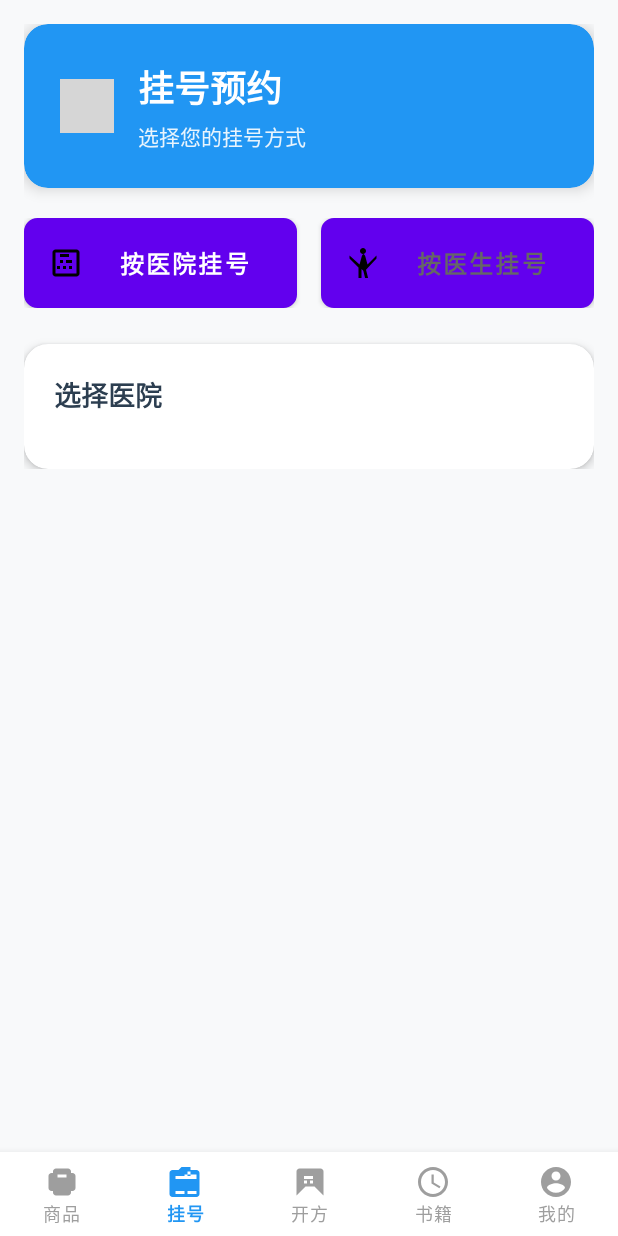
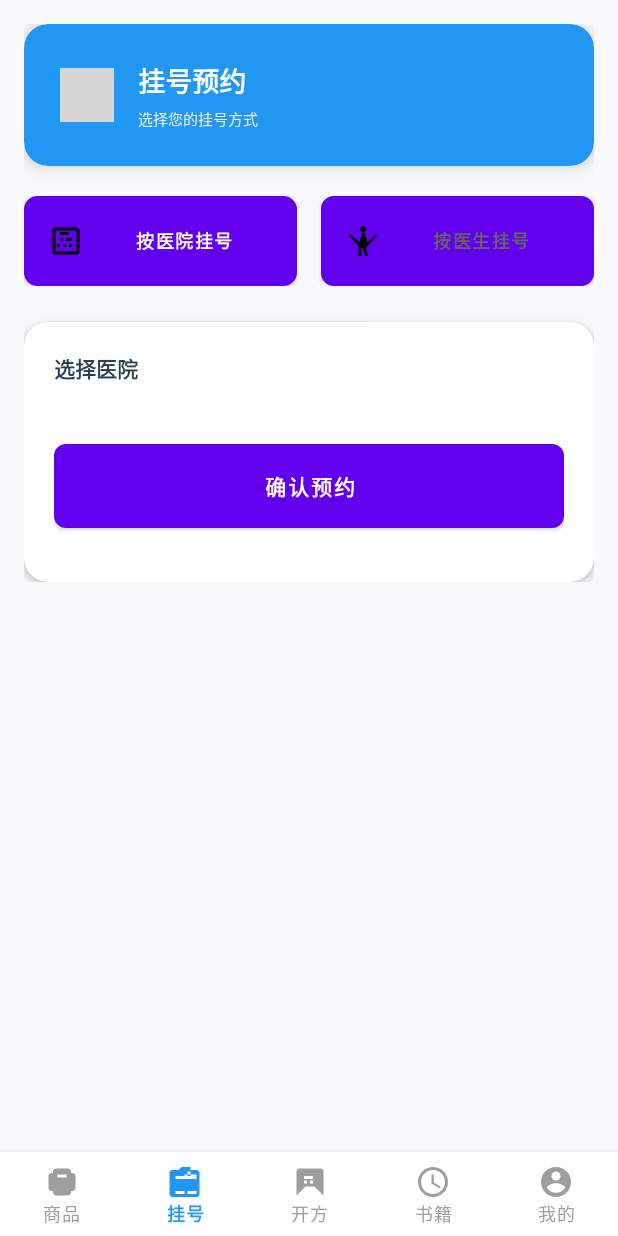
Before and after one commit to yanggao178/RunYiTong, an Android app: the screen it shows after launch (MainActivity), item 2 of the bottom bar chosen, on a phone screen of 412 x 824 dp. Run offline under Robolectric (Android 15) with nearby library versions, the phone set to English and light mode, and no system bars; pictures from the network do not load; 3 statements that could not run were skipped; grey boxes are pictures that could not be loaded.

Commit message:
修改了字体大小。

```diff
--- a/app/src/main/java/com/wenteng/frontend_android/fragment/ProductFragment.java
+++ b/app/src/main/java/com/wenteng/frontend_android/fragment/ProductFragment.java
@@ -15,7 +15,7 @@ import com.wenteng.frontend_android.ProductDetailActivity;
 import androidx.annotation.NonNull;
 import androidx.annotation.Nullable;
 import androidx.fragment.app.Fragment;
-import androidx.recyclerview.widget.LinearLayoutManager;
+import androidx.recyclerview.widget.GridLayoutManager;
 import androidx.recyclerview.widget.RecyclerView;
 
 import com.wenteng.frontend_android.R;
@@ -272,7 +272,7 @@ public class ProductFragment extends Fragment {
             }
 
             productAdapter = new ProductAdapter(getContext(), filteredProductList);
-            productRecyclerView.setLayoutManager(new LinearLayoutManager(getContext()));
+            productRecyclerView.setLayoutManager(new GridLayoutManager(getContext(), 2));
             productRecyclerView.setAdapter(productAdapter);
 
             // 设置商品点击事件
--- a/app/src/main/res/layout/fragment_registration.xml
+++ b/app/src/main/res/layout/fragment_registration.xml
@@ -44,7 +44,7 @@
                         android:layout_width="wrap_content"
                         android:layout_height="wrap_content"
                         android:text="挂号预约"
-                        android:textSize="24sp"
+                        android:textSize="18sp"
                         android:textStyle="bold"
                         android:textColor="@color/white" />
 
@@ -52,7 +52,7 @@
                         android:layout_width="wrap_content"
                         android:layout_height="wrap_content"
                         android:text="选择您的挂号方式"
-                        android:textSize="14sp"
+                        android:textSize="10sp"
                         android:textColor="#E8F4FD"
                         android:layout_marginTop="4dp" />
 
@@ -77,7 +77,7 @@
                 android:layout_weight="1"
                 android:layout_marginEnd="8dp"
                 android:text="按医院挂号"
-                android:textSize="16sp"
+                android:textSize="12sp"
                 android:textStyle="bold"
                 android:textColor="@color/button_text_selector"
                 android:background="@drawable/button_hospital_selector"
@@ -94,7 +94,7 @@
                 android:layout_weight="1"
                 android:layout_marginStart="8dp"
                 android:text="按医生挂号"
-                android:textSize="16sp"
+                android:textSize="12sp"
                 android:textStyle="bold"
                 android:textColor="@color/button_text_selector"
                 android:background="@drawable/button_doctor_selector"
@@ -134,7 +134,7 @@
                         android:layout_width="wrap_content"
                         android:layout_height="wrap_content"
                         android:text="选择医院"
-                        android:textSize="18sp"
+                        android:textSize="14sp"
                         android:textStyle="bold"
                         android:textColor="#2C3E50"
                         android:layout_marginBottom="16dp" />
@@ -159,7 +159,7 @@
                         android:layout_width="wrap_content"
                         android:layout_height="wrap_content"
                         android:text="选择医生"
-                        android:textSize="18sp"
+                        android:textSize="14sp"
                         android:textStyle="bold"
                         android:textColor="#2C3E50"
                         android:layout_marginBottom="16dp" />
@@ -191,7 +191,7 @@
                         android:layout_width="wrap_content"
                         android:layout_height="wrap_content"
                         android:text="选择科室"
-                        android:textSize="18sp"
+                        android:textSize="14sp"
                         android:textStyle="bold"
                         android:textColor="#2C3E50"
                         android:layout_marginBottom="16dp" />
@@ -224,7 +224,7 @@
                         android:layout_width="wrap_content"
                         android:layout_height="wrap_content"
                         android:text="选择时间"
-                        android:textSize="18sp"
+                        android:textSize="14sp"
                         android:textStyle="bold"
                         android:textColor="#2C3E50"
                         android:layout_marginBottom="16dp" />
@@ -234,7 +234,7 @@
                         android:layout_width="wrap_content"
                         android:layout_height="wrap_content"
                         android:text="预约日期"
-                        android:textSize="14sp"
+                        android:textSize="10sp"
                         android:textColor="#34495E"
                         android:layout_marginBottom="8dp" />
 
@@ -252,7 +252,7 @@
                         android:layout_width="wrap_content"
                         android:layout_height="wrap_content"
                         android:text="可用时间段"
-                        android:textSize="14sp"
+                        android:textSize="10sp"
                         android:textColor="#34495E"
                         android:layout_marginBottom="8dp" />
 
@@ -284,7 +284,7 @@
                         android:layout_width="wrap_content"
                         android:layout_height="wrap_content"
                         android:text="患者信息"
-                        android:textSize="18sp"
+                        android:textSize="14sp"
                         android:textStyle="bold"
                         android:textColor="#2C3E50"
                         android:layout_marginBottom="16dp" />
@@ -295,7 +295,7 @@
                         android:layout_width="match_parent"
                         android:layout_height="wrap_content"
                         android:text="已选择信息将在这里显示"
-                        android:textSize="14sp"
+                        android:textSize="10sp"
                         android:textColor="#7F8C8D"
                         android:background="#F8F9FA"
                         android:padding="12dp"
@@ -306,7 +306,7 @@
                         android:layout_width="wrap_content"
                         android:layout_height="wrap_content"
                         android:text="患者姓名 *"
-                        android:textSize="14sp"
+                        android:textSize="10sp"
                         android:textColor="#34495E"
                         android:layout_marginBottom="8dp" />
 
@@ -317,7 +317,7 @@
                         android:background="@drawable/edittext_background"
                         android:padding="12dp"
                         android:hint="请输入患者姓名"
-                        android:textSize="14sp"
+                        android:textSize="10sp"
                         android:inputType="textPersonName"
                         android:layout_marginBottom="16dp" />
 
@@ -326,7 +326,7 @@
                         android:layout_width="wrap_content"
                         android:layout_height="wrap_content"
                         android:text="联系电话 *"
-                        android:textSize="14sp"
+                        android:textSize="10sp"
                         android:textColor="#34495E"
                         android:layout_marginBottom="8dp" />
 
@@ -337,7 +337,7 @@
                         android:background="@drawable/edittext_background"
                         android:padding="12dp"
                         android:hint="请输入联系电话"
-                        android:textSize="14sp"
+                        android:textSize="10sp"
                         android:inputType="phone"
                         android:layout_marginBottom="16dp" />
 
@@ -346,7 +346,7 @@
                         android:layout_width="wrap_content"
                         android:layout_height="wrap_content"
                         android:text="身份证号 *"
-                        android:textSize="14sp"
+                        android:textSize="10sp"
                         android:textColor="#34495E"
                         android:layout_marginBottom="8dp" />
 
@@ -357,7 +357,7 @@
                         android:background="@drawable/edittext_background"
                         android:padding="12dp"
                         android:hint="请输入身份证号"
-                        android:textSize="14sp"
+                        android:textSize="10sp"
                         android:inputType="text"
                         android:layout_marginBottom="16dp" />
 
@@ -376,21 +376,9 @@
                         android:layout_width="wrap_content"
                         android:layout_height="wrap_content"
                         android:text="症状描述（可选）"
-                        android:textSize="14sp"
+                        android:textSize="10sp"
                         android:textColor="#34495E"
                         android:layout_marginBottom="8dp" />
-
-                    <EditText
-                        android:id="@+id/et_symptoms"
-                        android:layout_width="match_parent"
-                        android:layout_height="100dp"
-                        android:background="@drawable/edittext_background"
-                        android:padding="12dp"
-                        android:hint="请简要描述您的症状..."
-                        android:textSize="14sp"
-                        android:gravity="top|start"
-                        android:inputType="textMultiLine"
-                        android:maxLines="4" />
 
                     <EditText
                         android:id="@+id/edit_symptoms"
@@ -399,7 +387,19 @@
                         android:background="@drawable/edittext_background"
                         android:padding="12dp"
                         android:hint="请简要描述您的症状..."
-                        android:textSize="14sp"
+                        android:textSize="10sp"
+                        android:gravity="top|start"
+                        android:inputType="textMultiLine"
+                        android:layout_marginBottom="24dp" />
+
+                    <EditText
+                        android:id="@+id/edit_symptoms"
+                        android:layout_width="match_parent"
+                        android:layout_height="100dp"
+                        android:background="@drawable/edittext_background"
+                        android:padding="12dp"
+                        android:hint="请简要描述您的症状..."
+                        android:textSize="12sp"
                         android:gravity="top|start"
                         android:inputType="textMultiLine"
                         android:maxLines="4"
@@ -413,12 +413,12 @@
                     android:layout_width="match_parent"
                     android:layout_height="56dp"
                     android:text="确认预约"
-                    android:textSize="18sp"
+                    android:textSize="14sp"
                     android:textStyle="bold"
                     android:textColor="@color/white"
                     android:background="@drawable/button_primary"
                     android:layout_marginTop="24dp"
-                    android:visibility="gone" />
+                    android:layout_marginBottom="16dp" />
 
             </LinearLayout>
 
@@ -445,7 +445,7 @@
                 android:layout_width="wrap_content"
                 android:layout_height="wrap_content"
                 android:text="正在加载数据..."
-                android:textSize="14sp"
+                android:textSize="10sp"
                 android:textColor="#7F8C8D" />
 
         </LinearLayout>
--- a/app/src/main/res/layout/item_hospital.xml
+++ b/app/src/main/res/layout/item_hospital.xml
@@ -36,7 +36,7 @@
                 android:layout_height="wrap_content"
                 android:layout_weight="1"
                 android:text="医院名称"
-                android:textSize="18sp"
+                android:textSize="16sp"
                 android:textStyle="bold"
                 android:textColor="@color/text_primary" />
 
@@ -73,7 +73,7 @@
                 android:layout_height="wrap_content"
                 android:layout_weight="1"
                 android:text="医院地址"
-                android:textSize="14sp"
+                android:textSize="12sp"
                 android:textColor="@color/text_secondary"
                 android:maxLines="2"
                 android:ellipsize="end" />
@@ -99,7 +99,7 @@
                 android:layout_width="wrap_content"
                 android:layout_height="wrap_content"
                 android:text="联系电话"
-                android:textSize="14sp"
+                android:textSize="12sp"
                 android:textColor="@color/text_secondary" />
 
         </LinearLayout>
```
Also changed, not shown: app/src/main/res/layout-sw600dp/fragment_product.xml (+9 -9 lines), app/src/main/res/layout/activity_product_detail.xml (+14 -14 lines), app/src/main/res/layout/fragment_product.xml (+5 -5 lines), app/src/main/res/layout/item_doctor.xml (+4 -4 lines), app/src/main/res/layout/product_item.xml (+17 -35 lines).
